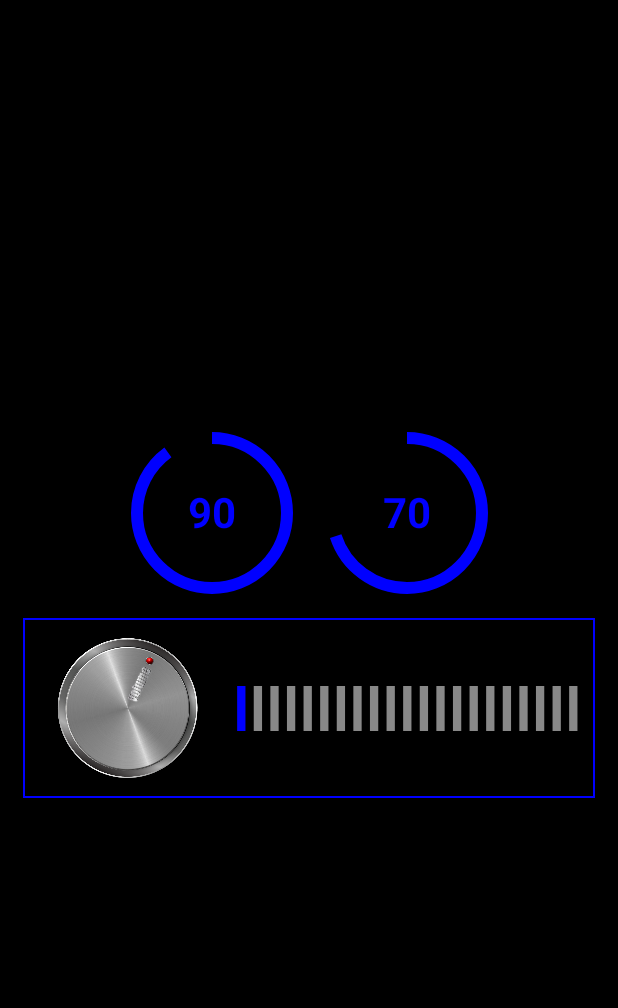
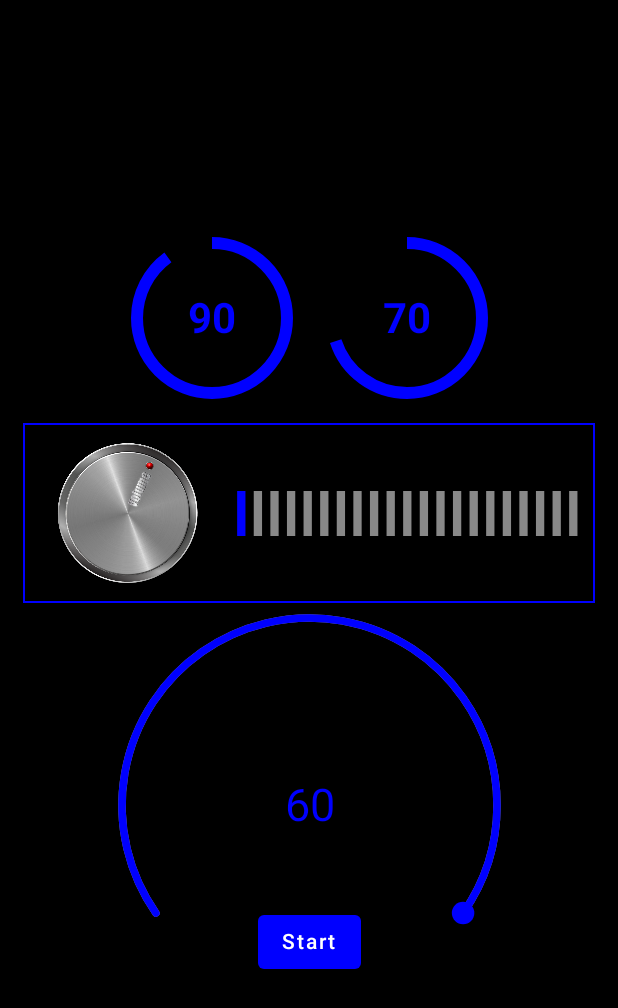
Before and after one commit to mohammed-samy-1/cutom-Composables, an Android app built with Jetpack Compose: the screen it shows after launch (MainActivity), on a phone screen of 412 x 824 dp. Shown: the top 1008 px of the screen. Run offline under Robolectric (Android 15) with nearby library versions, the phone set to English and light mode, and no system bars.

Commit message:
on timer finished

```diff
--- a/app/src/main/java/com/devmo/customcomposecomponents/MainActivity.kt
+++ b/app/src/main/java/com/devmo/customcomposecomponents/MainActivity.kt
@@ -9,15 +9,21 @@ import androidx.compose.material.MaterialTheme
 import androidx.compose.material.Surface
 import androidx.compose.material.Text
 import androidx.compose.runtime.Composable
+import androidx.compose.runtime.getValue
+import androidx.compose.runtime.mutableStateOf
+import androidx.compose.runtime.remember
 import androidx.compose.ui.Alignment
 import androidx.compose.ui.Modifier
 import androidx.compose.ui.UiComposable
 import androidx.compose.ui.graphics.Color
+import androidx.compose.ui.hapticfeedback.HapticFeedbackType
+import androidx.compose.ui.platform.LocalHapticFeedback
 import androidx.compose.ui.tooling.preview.Preview
 import androidx.compose.ui.unit.dp
 import com.devmo.customcomposecomponents.ui.theme.ControlBar
 import com.devmo.customcomposecomponents.ui.theme.CustomComposeComponentsTheme
 import com.devmo.customcomposecomponents.ui.theme.CustomProgressBar
+import com.devmo.customcomposecomponents.ui.theme.TimerView
 import kotlinx.coroutines.delay
 
 class MainActivity : ComponentActivity() {
@@ -41,7 +47,9 @@ fun Ui() {
             .padding(horizontal = 15.dp, vertical = 10.dp),
         contentAlignment = Alignment.Center
     ) {
-        Column(){
+        Column(
+            horizontalAlignment = Alignment.CenterHorizontally
+        ){
             Row(
                 Modifier.fillMaxWidth(),
                 horizontalArrangement = Arrangement.Center
@@ -56,7 +64,22 @@ fun Ui() {
             }
             Spacer(modifier = Modifier.height(20.dp))
             Box(modifier = Modifier.fillMaxWidth()) {
-                ControlBar(onValueChanged = {})
+                ControlBar()
+            }
+            Spacer(modifier = Modifier.size(10.dp))
+            var vibrate = remember {
+                mutableStateOf(false)
+            }
+            if (vibrate.value){
+                LocalHapticFeedback.current.performHapticFeedback(HapticFeedbackType.LongPress)
+                vibrate.value = false
+            }
+            Box(modifier = Modifier.size(250.dp)) {
+                TimerView(totalTime = 60 * 1000L,
+                    onFinished = {
+                        vibrate.value = true
+                    }
+                )
             }
         }
     }
--- a/app/src/main/java/com/devmo/customcomposecomponents/ui/theme/Timer.kt
+++ b/app/src/main/java/com/devmo/customcomposecomponents/ui/theme/Timer.kt
@@ -1,21 +1,47 @@
 package com.devmo.customcomposecomponents.ui.theme
 
+import android.util.Log
+import androidx.activity.compose.rememberLauncherForActivityResult
+import androidx.compose.foundation.Canvas
+import androidx.compose.foundation.layout.*
+import androidx.compose.material.Button
+import androidx.compose.material.ButtonColors
+import androidx.compose.material.ButtonDefaults
+import androidx.compose.material.Text
 import androidx.compose.runtime.*
+import androidx.compose.ui.Alignment
 import androidx.compose.ui.Modifier
+import androidx.compose.ui.draw.alpha
+import androidx.compose.ui.geometry.Offset
+import androidx.compose.ui.geometry.Size
 import androidx.compose.ui.graphics.Color
+import androidx.compose.ui.graphics.PointMode
+import androidx.compose.ui.graphics.StrokeCap
+import androidx.compose.ui.graphics.drawscope.Stroke
+import androidx.compose.ui.hapticfeedback.HapticFeedbackType
+import androidx.compose.ui.layout.onSizeChanged
+import androidx.compose.ui.platform.LocalHapticFeedback
+import androidx.compose.ui.tooling.preview.Preview
 import androidx.compose.ui.unit.Dp
 import androidx.compose.ui.unit.IntSize
 import androidx.compose.ui.unit.dp
+import androidx.compose.ui.unit.sp
+import kotlinx.coroutines.delay
+import kotlin.math.PI
+import kotlin.math.cos
+import kotlin.math.roundToInt
+import kotlin.math.sin
 
 @Composable
 fun TimerView(
     modifier: Modifier = Modifier,
-    totalTime:Long = 1000 * 60,
+    totalTime: Long = 1000 * 60,
     handleColor: Color = Color.Blue,
     activeColor: Color = Color.Blue,
-    inActiveColor: Color = Color.Blue,
-    initialValue:Float = 1f,
-    strokeWidth :Dp = 5.dp
+    inActiveColor: Color = Color.Gray,
+    initialValue: Float = 1.0f,
+    strokeWidth: Dp = 5.dp,
+    onFinished : () -> Unit
 ) {
     var size by remember {
         mutableStateOf(IntSize.Zero)
@@ -23,5 +49,112 @@ fun TimerView(
     var value by remember {
         mutableStateOf(initialValue)
     }
+    var currentTime by remember {
+        mutableStateOf(totalTime)
+    }
+    var isTimerRunning by remember {
+        mutableStateOf(false)
+    }
+    LaunchedEffect(key1 = currentTime , key2 = isTimerRunning) {
+        if (currentTime > 0 && isTimerRunning){
+            Log.e("mohammed samy", "TimerView: $currentTime  $isTimerRunning", )
+            delay(30L)
+            currentTime -= 30L
+            Log.e("mohammed samy", "TimerView: $currentTime " )
+            value = currentTime / totalTime.toFloat()
+        }else{
+            onFinished()
+        }
+    }
+    Box(
+        contentAlignment = Alignment.Center,
+        modifier = Modifier.onSizeChanged {
+            size = it
+        }
+    ) {
+        Canvas(modifier = modifier.fillMaxSize()) {
+            drawArc(
+                color = inActiveColor,
+                startAngle = -215f,
+                sweepAngle = 250f,
+                useCenter = false,
+                style = Stroke(strokeWidth.toPx(), cap = StrokeCap.Round),
+                size = Size(size.width.toFloat(), size.height.toFloat())
+            )
+            drawArc(
+                color = activeColor,
+                startAngle = -215f,
+                sweepAngle = 250f * value,
+                useCenter = false,
+                style = Stroke(strokeWidth.toPx(), cap = StrokeCap.Round),
+                size = Size(size.width.toFloat(), size.height.toFloat())
+            )
+            val center = Offset(size.width / 2f, size.height / 2f)
+            val angle = (250f * value + 145f) * (PI / 180f).toFloat()
+            val radios = size.width / 2f
+            val a = cos(angle) * radios
+            val b = sin(angle) * radios
+            drawPoints(
+                points =
+                listOf(Offset(center.x + a, center.y + b)),
+                pointMode = PointMode.Points,
+                color = activeColor,
+                strokeWidth = (strokeWidth * 3f).toPx(),
+                cap = StrokeCap.Round
+            )
+        }
+        Text(
+            text = (currentTime / 1000f).roundToInt().toString(),
+            fontSize = 30.sp,
+            color = Color.Blue
+        )
+        Button(
+            onClick = {
+                when {
+                    currentTime <= 0L -> {
+                        currentTime = totalTime
+                        isTimerRunning = true
+                        value = initialValue
+                    }
+                    else -> {
+                        isTimerRunning = isTimerRunning.not()
+                        Log.e("mohammed samy", "TimerView: $isTimerRunning ", )
+                    }
+
+                }
+            },
+            colors = ButtonDefaults.buttonColors(
+                if (!isTimerRunning || currentTime <= 0) activeColor else Color.Red
+            ),
+            modifier = Modifier
+                .align(Alignment.BottomCenter)
+                .padding(bottom = 10.dp)
+        ) {
+            Text(
+                text = when {
+                    isTimerRunning && currentTime > 0L -> "Pause"
+                    !isTimerRunning && currentTime > 0L -> "Start"
+                    else-> "Restart"
+                },
+                color = Color.White
+            )
+        }
+    }
+}
+
+
+@Preview
+@Composable
+fun P() {
+    Box(
+        modifier = Modifier.fillMaxSize(),
+        contentAlignment = Alignment.Center
+    ) {
+        Box(modifier = Modifier.size(250.dp)) {
+            TimerView{
+
+            }
+        }
+    }
 
 }
```
